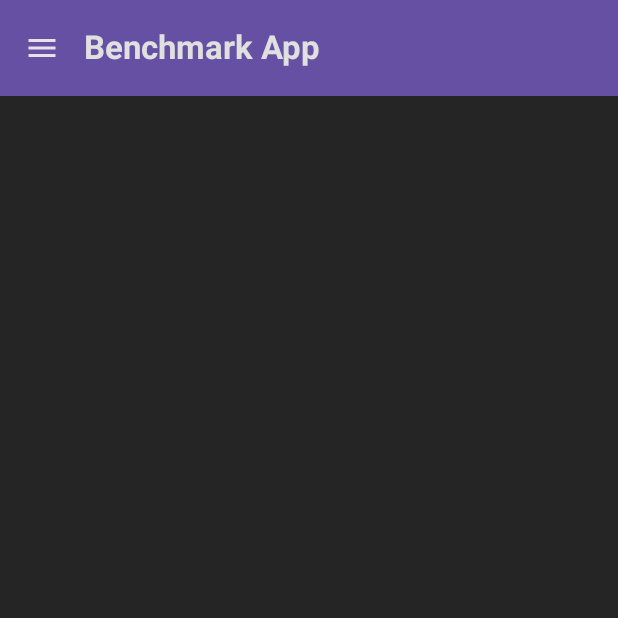
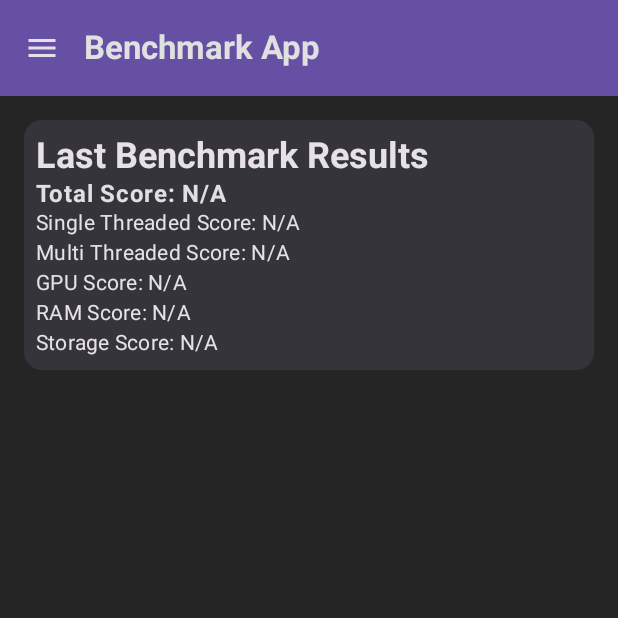
Before and after one commit to pireu2/benchmark-app, an Android app built with Jetpack Compose: the screen it shows after launch (MainActivity), on a phone screen of 412 x 824 dp, the top half of it. Run offline under Robolectric (Android 15) with nearby library versions, the phone set to English and light mode, and no system bars; libraries missing offline, so code that uses them is left out: com.github.mikephil.charting; network calls fail; 4 statements that could not run were skipped.

Commit message:
added benchmark scores saving to permanent storage and loading previous scores on startup

```diff
--- a/app/src/main/java/app/benchmarkapp/DeviceStats.kt
+++ b/app/src/main/java/app/benchmarkapp/DeviceStats.kt
@@ -1,5 +1,7 @@
 package app.benchmarkapp
 
+import android.content.Context
+import android.content.SharedPreferences
 import androidx.compose.runtime.getValue
 import androidx.compose.runtime.mutableStateOf
 import androidx.compose.runtime.setValue
@@ -7,11 +9,92 @@ import androidx.compose.runtime.setValue
 object DeviceStats {
     var deviceInfo: DeviceInfoProvider.DeviceInfo ? = null
     var disableNavigation by  mutableStateOf(false)
-    var singleThreadedScore: Long? = null
-    var multiThreadedScore: Long? = null
-    var ramScore: Long? = null
-    var storageScore: Long? = null
-    var gpuScore: Long? = null
+    var cacheDirPath: String? = null
 
-    var cacheDirPath: String? = null
+    private var singleThreadedScore: Long? = null
+    private var multiThreadedScore: Long? = null
+    private var ramScore: Long? = null
+    private var storageScore: Long? = null
+    private var gpuScore: Long? = null
+    private var totalScore: Long? = null
+    private const val PREFS_NAME = "benchmark_scores"
+    private const val SINGLE_THREADED_SCORE_KEY = "single_threaded_score"
+    private const val MULTI_THREADED_SCORE_KEY = "multi_threaded_score"
+    private const val RAM_SCORE_KEY = "ram_score"
+    private const val STORAGE_SCORE_KEY = "storage_score"
+    private const val GPU_SCORE_KEY = "gpu_score"
+    private const val TOTAL_SCORE_KEY = "total_score"
+
+    private lateinit var sharedPreferences: SharedPreferences
+
+
+
+    private fun loadScores(){
+        singleThreadedScore = sharedPreferences.getLong(SINGLE_THREADED_SCORE_KEY, 0L).takeIf { it != 0L }
+        multiThreadedScore = sharedPreferences.getLong(MULTI_THREADED_SCORE_KEY, 0L).takeIf { it != 0L }
+        ramScore = sharedPreferences.getLong(RAM_SCORE_KEY, 0L).takeIf { it != 0L }
+        storageScore = sharedPreferences.getLong(STORAGE_SCORE_KEY, 0L).takeIf { it != 0L }
+        gpuScore = sharedPreferences.getLong(GPU_SCORE_KEY, 0L).takeIf { it != 0L }
+        totalScore = sharedPreferences.getLong(TOTAL_SCORE_KEY, 0L).takeIf { it != 0L }
+    }
+
+    private fun saveScores() {
+        with(sharedPreferences.edit()) {
+            putLong(SINGLE_THREADED_SCORE_KEY, singleThreadedScore ?: 0L)
+            putLong(MULTI_THREADED_SCORE_KEY, multiThreadedScore ?: 0L)
+            putLong(RAM_SCORE_KEY, ramScore ?: 0L)
+            putLong(STORAGE_SCORE_KEY, storageScore ?: 0L)
+            putLong(GPU_SCORE_KEY, gpuScore ?: 0L)
+            putLong(TOTAL_SCORE_KEY, totalScore ?: 0L)
+            apply()
+        }
+    }
+
+    fun init(context: Context) {
+        sharedPreferences = context.getSharedPreferences(PREFS_NAME, Context.MODE_PRIVATE)
+        loadScores()
+    }
+
+    fun setSingleThreadedScore(score: Long) {
+        singleThreadedScore = score
+        saveScores()
+    }
+
+    fun setMultiThreadedScore(score: Long) {
+        multiThreadedScore = score
+        saveScores()
+    }
+
+    fun setRamScore(score: Long) {
+        ramScore = score
+        saveScores()
+    }
+
+    fun setStorageScore(score: Long) {
+        storageScore = score
+        saveScores()
+    }
+
+    fun setGpuScore(score: Long) {
+        gpuScore = score
+        saveScores()
+    }
+
+    fun getSingleThreadedScore(): Long? = singleThreadedScore
+
+    fun getMultiThreadedScore(): Long? = multiThreadedScore
+
+    fun getRamScore(): Long? = ramScore
+
+    fun getStorageScore(): Long? = storageScore
+
+    fun getGpuScore(): Long? = gpuScore
+
+    fun getTotalScore(): Long? {
+        if (singleThreadedScore == null || multiThreadedScore == null || ramScore == null || storageScore == null || gpuScore == null) {
+            return null
+        }
+        totalScore = singleThreadedScore!! + multiThreadedScore!! + ramScore!! + storageScore!! + gpuScore!!
+        return totalScore
+    }
 }
--- a/app/src/main/java/app/benchmarkapp/MainActivity.kt
+++ b/app/src/main/java/app/benchmarkapp/MainActivity.kt
@@ -22,7 +22,7 @@ import app.benchmarkapp.ui.components.pages.GpuBenchmarkWidget
 import app.benchmarkapp.ui.components.pages.HomeWidget
 import app.benchmarkapp.ui.components.pages.RamBenchmarkWidget
 import app.benchmarkapp.ui.components.SideMenu
-import app.benchmarkapp.ui.components.SpecsWidget
+import app.benchmarkapp.ui.components.pages.SpecsWidget
 import app.benchmarkapp.ui.theme.BenchmarkAppTheme
 import app.benchmarkapp.ui.components.TitleBar
 import app.benchmarkapp.ui.components.pages.StorageBenckmarkWidget
@@ -55,6 +55,7 @@ class MainActivity : ComponentActivity() {
     @SuppressLint("NewApi")
     override fun onCreate(savedInstanceState: Bundle?) {
         super.onCreate(savedInstanceState)
+        DeviceStats.init(this)
         Utils.init(this)
         enableEdgeToEdge()
 
--- a/app/src/main/java/app/benchmarkapp/ui/components/pages/GpuBenchmarkWidget.kt
+++ b/app/src/main/java/app/benchmarkapp/ui/components/pages/GpuBenchmarkWidget.kt
@@ -132,8 +132,8 @@ fun GpuBenchmarkWidget(modifier: Modifier = Modifier) {
                                         delay(100)
                                     }
                                     delay(200)
-                                    score = (Renderer.frameCounts.average() * 4 * 100).toInt()
-                                    DeviceStats.gpuScore = score.toLong()
+                                    score = (Renderer.frameCounts.average() * 4 * 10).toInt()
+                                    DeviceStats.setGpuScore(score.toLong())
                                     progress = 100f
                                     isRunning = false
                                     DeviceStats.disableNavigation = false
@@ -150,7 +150,7 @@ fun GpuBenchmarkWidget(modifier: Modifier = Modifier) {
                         )
                         Spacer(modifier = Modifier.height(8.dp))
                         Text(
-                            text = "Score: ${DeviceStats.gpuScore ?: if (score == 0) "N/A" else score}",
+                            text = "Score: ${DeviceStats.getGpuScore() ?: if (score == 0) "N/A" else score}",
                             style = MaterialTheme.typography.bodyMedium
                         )
                     }
--- a/app/src/main/java/app/benchmarkapp/ui/components/pages/HomeWidget.kt
+++ b/app/src/main/java/app/benchmarkapp/ui/components/pages/HomeWidget.kt
@@ -2,18 +2,22 @@ package app.benchmarkapp.ui.components.pages
 
 import android.annotation.SuppressLint
 import android.content.Context
+import androidx.compose.foundation.layout.Column
 import androidx.compose.foundation.layout.fillMaxHeight
 import androidx.compose.foundation.layout.fillMaxWidth
 import androidx.compose.foundation.layout.padding
 import androidx.compose.foundation.lazy.LazyColumn
+import androidx.compose.material3.Card
+import androidx.compose.material3.MaterialTheme
 import androidx.compose.material3.Surface
 import androidx.compose.material3.Text
 import androidx.compose.runtime.Composable
 import androidx.compose.ui.Modifier
+import androidx.compose.ui.text.font.FontWeight
 import androidx.compose.ui.unit.dp
 import app.benchmarkapp.DeviceInfoProvider
+import app.benchmarkapp.DeviceStats
 import app.benchmarkapp.ui.theme.backgroundColor
-import java.io.File
 
 @SuppressLint("NewApi")
 @Composable
@@ -21,14 +25,7 @@ fun HomeWidget(context: Context, modifier: Modifier = Modifier) {
     val deviceInfoProvider = DeviceInfoProvider(context)
     deviceInfoProvider.updateDeviceInfo()
 
-    val resultsFilePath = context.filesDir.absolutePath + "/results.txt"
 
-    val file = File(resultsFilePath)
-    if (!file.exists()) {
-        file.createNewFile()
-    }
-
-    val results = file.readLines()
 
 
     Surface(
@@ -36,9 +33,21 @@ fun HomeWidget(context: Context, modifier: Modifier = Modifier) {
         modifier = modifier.fillMaxWidth().fillMaxHeight()
     ) {
         LazyColumn(modifier = modifier.padding(8.dp)) {
-            for (result in results) {
-                item{
-                    Text(text = result)
+            item {
+                Card(
+                    modifier = Modifier
+                        .padding(8.dp)
+                        .fillMaxWidth()
+                ) {
+                    Column(modifier = Modifier.padding(8.dp)) {
+                        Text(text = "Last Benchmark Results", style = MaterialTheme.typography.headlineSmall, fontWeight = FontWeight.Bold)
+                        Text(text = "Total Score: ${DeviceStats.getTotalScore() ?: "N/A"}", style = MaterialTheme.typography.bodyLarge, fontWeight = FontWeight.Bold)
+                        Text(text = "Single Threaded Score: ${DeviceStats.getSingleThreadedScore() ?: "N/A"}", style = MaterialTheme.typography.bodyMedium)
+                        Text(text = "Multi Threaded Score: ${DeviceStats.getMultiThreadedScore() ?: "N/A"}", style = MaterialTheme.typography.bodyMedium)
+                        Text(text = "GPU Score: ${DeviceStats.getGpuScore() ?: "N/A"}", style = MaterialTheme.typography.bodyMedium)
+                        Text(text = "RAM Score: ${DeviceStats.getRamScore() ?: "N/A"}", style = MaterialTheme.typography.bodyMedium)
+                        Text(text = "Storage Score: ${DeviceStats.getStorageScore() ?: "N/A"}", style = MaterialTheme.typography.bodyMedium)
+                    }
                 }
             }
         }
--- a/app/src/main/java/app/benchmarkapp/ui/components/pages/RamBenchmarkWidget.kt
+++ b/app/src/main/java/app/benchmarkapp/ui/components/pages/RamBenchmarkWidget.kt
@@ -95,7 +95,7 @@ fun RamBenchmarkWidget(context: Context) {
                                 DeviceStats.disableNavigation = true
                                 scope.launch(threadDispatcher.asCoroutineDispatcher()) {
                                     score = MainActivity.ramBenchmark()
-                                    DeviceStats.ramScore = score
+                                    DeviceStats.setRamScore(score!!)
                                     isRunning = false
                                     DeviceStats.disableNavigation = false
 
@@ -122,7 +122,7 @@ fun RamBenchmarkWidget(context: Context) {
                         )
                         Spacer(modifier = Modifier.height(8.dp))
                         Text(
-                            text = "Score: ${score ?: (DeviceStats.ramScore ?: "N/A")}",
+                            text = "Score: ${score ?: (DeviceStats.getRamScore() ?: "N/A")}",
                             style = MaterialTheme.typography.bodyMedium
                         )
                         Spacer(modifier = Modifier.height(8.dp))
--- a/app/src/main/java/app/benchmarkapp/ui/components/pages/StorageBenchmarkWidget.kt
+++ b/app/src/main/java/app/benchmarkapp/ui/components/pages/StorageBenchmarkWidget.kt
@@ -93,7 +93,7 @@ fun StorageBenckmarkWidget(context: Context) {
                                 DeviceStats.disableNavigation = true
                                 scope.launch(threadDispatcher.asCoroutineDispatcher()) {
                                     score = MainActivity.storageBenchmark()
-                                    DeviceStats.storageScore = score
+                                    DeviceStats.setStorageScore(score!!)
                                     isRunning = false
                                     DeviceStats.disableNavigation = false
                                 }
@@ -109,7 +109,7 @@ fun StorageBenckmarkWidget(context: Context) {
                         )
                         Spacer(modifier = Modifier.height(8.dp))
                         Text(
-                            text = "Score: ${score ?: (DeviceStats.storageScore ?: "N/A")}",
+                            text = "Score: ${score ?: (DeviceStats.getStorageScore() ?: "N/A")}",
                             style = MaterialTheme.typography.bodyMedium
                         )
                         Spacer(modifier = Modifier.height(8.dp))
```
Also changed, not shown: app/src/main/java/app/benchmarkapp/ui/components/pages/CpuBenchmarkWidget.kt (+4 -4 lines), app/src/main/java/app/benchmarkapp/ui/components/pages/SpecsWidget.kt (renamed from app/src/main/java/app/benchmarkapp/ui/components/SpecsWidget.kt, +11 -6 lines).
